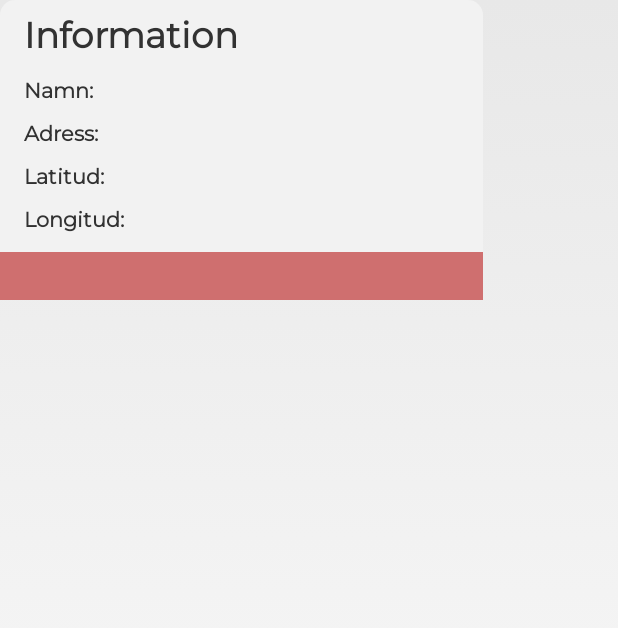
After one commit to juliusbendezu/PVTGRUPP15, an Android app: the layout custom_info_window_healthclinic.xml on its own in the app's theme, with its tools: preview values and no code run, on a phone screen of 412 x 824 dp. The commit adds this screen. Shown: the top 628 px of the screen. Run offline under Robolectric (Android 15) with nearby library versions, the phone set to English and light mode, and no system bars; network calls fail.

Commit message:
Fixed health clinic not having custom info windows

```diff
--- a/android-app/app/src/main/java/com/dsv2019/pvt15/prepapp/LoginActivity.java
+++ b/android-app/app/src/main/java/com/dsv2019/pvt15/prepapp/LoginActivity.java
@@ -5,7 +5,6 @@ import android.content.Intent;
 import android.os.Bundle;
 import android.widget.TextView;
 import android.widget.Toast;
-
 import com.facebook.AccessToken;
 import com.facebook.AccessTokenTracker;
 import com.facebook.CallbackManager;
@@ -15,10 +14,8 @@ import com.facebook.GraphRequest;
 import com.facebook.GraphResponse;
 import com.facebook.login.LoginResult;
 import com.facebook.login.widget.LoginButton;
-
 import org.json.JSONException;
 import org.json.JSONObject;
-
 import java.util.Arrays;
 
 public class LoginActivity extends Activity
@@ -37,6 +34,7 @@ public class LoginActivity extends Activity
 
         mCallbackManager = CallbackManager.Factory.create();
         mLoginButton = findViewById(R.id.login_button);
+
 
         mLoginButton.setReadPermissions(Arrays.asList(EMAIL));
         checkLoginStatus();
@@ -74,7 +72,6 @@ public class LoginActivity extends Activity
                 idTv.setText(null);
                 emailTv.setText(null);
                 Toast.makeText(LoginActivity.this, "User logged out", Toast.LENGTH_SHORT).show();
-
             }
             else
             {
--- /dev/null
+++ b/android-app/app/src/main/res/layout/custom_info_window_healthclinic.xml
@@ -0,0 +1,75 @@
+<?xml version="1.0" encoding="utf-8"?>
+<LinearLayout xmlns:android="http://schemas.android.com/apk/res/android"
+    android:layout_width="match_parent"
+    android:layout_height="match_parent"
+    android:background="@android:color/transparent">
+
+    <LinearLayout
+        android:layout_width="322dp"
+        android:layout_height="wrap_content"
+        android:background="@drawable/border"
+        android:orientation="vertical">
+
+
+        <TextView
+            android:id="@+id/info_window_title"
+            android:layout_width="wrap_content"
+            android:layout_height="wrap_content"
+            android:layout_marginStart="16dp"
+            android:layout_marginTop="8dp"
+            android:fontFamily="@font/montserrat"
+            android:text="Information"
+            android:textSize="24sp"
+            android:textStyle="bold" />
+
+        <TextView
+            android:id="@+id/info_window_clinic_name"
+            android:layout_width="wrap_content"
+            android:layout_height="wrap_content"
+            android:layout_marginStart="16dp"
+            android:layout_marginTop="8dp"
+            android:fontFamily="@font/montserrat"
+            android:text="Namn: "
+            android:textStyle="bold" />
+
+        <TextView
+            android:id="@+id/info_window_clinic_address"
+            android:layout_width="wrap_content"
+            android:layout_height="wrap_content"
+            android:layout_marginStart="16dp"
+            android:layout_marginTop="8dp"
+            android:fontFamily="@font/montserrat"
+            android:text="Adress: "
+            android:textStyle="bold" />
+
+        <TextView
+            android:id="@+id/info_window_clinic_latitude"
+            android:layout_width="wrap_content"
+            android:layout_height="wrap_content"
+            android:layout_marginStart="16dp"
+            android:layout_marginTop="8dp"
+            android:fontFamily="@font/montserrat"
+            android:text="Latitud: "
+            android:textStyle="bold" />
+
+        <TextView
+            android:id="@+id/info_window_clinic_longitude"
+            android:layout_width="wrap_content"
+            android:layout_height="wrap_content"
+            android:layout_marginStart="16dp"
+            android:layout_marginTop="8dp"
+            android:fontFamily="@font/montserrat"
+            android:text="Longitud: "
+            android:textStyle="bold" />
+
+        <ImageView
+            android:id="@+id/imageView"
+            android:layout_width="match_parent"
+            android:layout_height="32dp"
+            android:layout_marginTop="10dp"
+            android:background="@color/infowindowcolor" />
+
+    </LinearLayout>
+
+
+</LinearLayout>
```
Also changed, not shown: android-app/app/src/main/java/com/dsv2019/pvt15/prepapp/MapActivity.java (+63 -11 lines).
